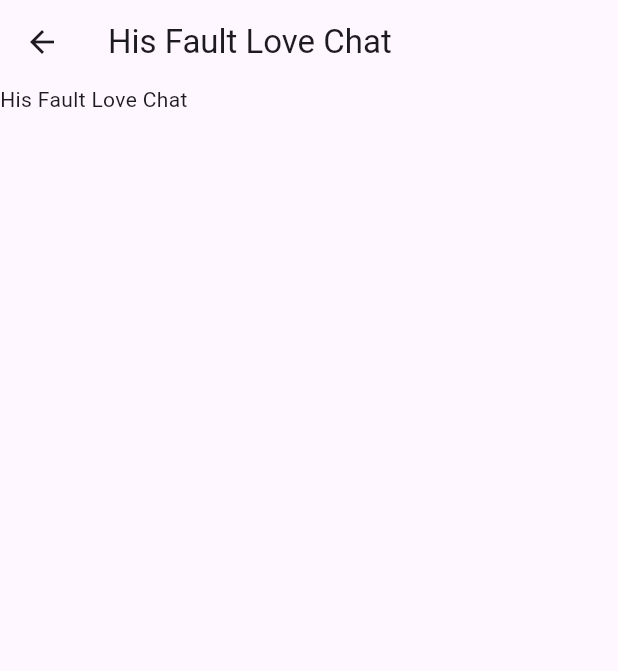
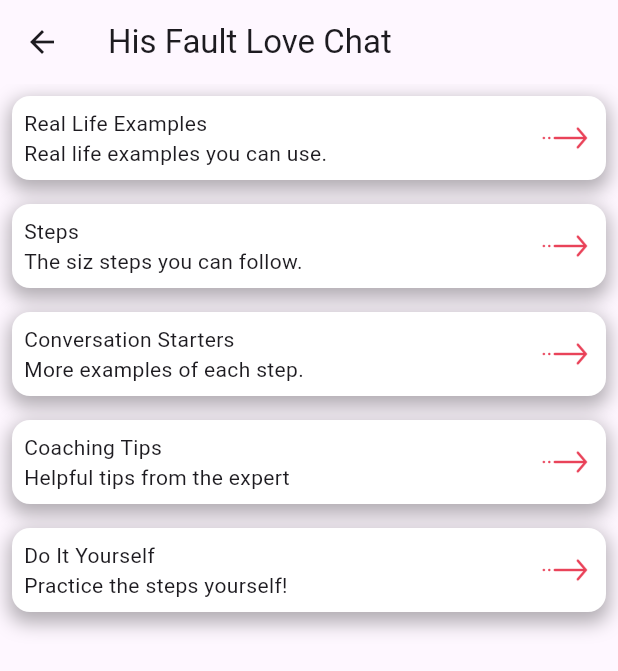
Before and after one commit to manikantanandam/relationship_coach_flutter, a Flutter app: the screen it shows after launch, after a tap on "His Fault Love Chat", on a phone screen of 412 x 824 dp. Shown: the top 671 px of the screen. Run offline on Flutter 3.47's test engine with Material 3 defaults, Android fonts, the phone set to English and light mode, and no system bars; our stand-ins replace share_plus, video_player.

Commit message:
chat options are added

```diff
--- a/lib/components/rc_card.dart
+++ b/lib/components/rc_card.dart
@@ -10,6 +10,7 @@ class RCCard extends StatelessWidget {
     return Container(
       margin: EdgeInsets.all(8),
       padding: EdgeInsets.all(8),
+      width: double.infinity,
       decoration: BoxDecoration(
         color: Colors.white, // Container background color
         borderRadius: BorderRadius.circular(
--- /dev/null
+++ b/lib/enum/chat_option.dart
@@ -0,0 +1,39 @@
+enum ChatOptionType {
+  realLifeExamples,
+  steps,
+  conversationStarters,
+  coachingTips,
+  doItYourself,
+}
+
+extension ChatOptionTypeExtention on ChatOptionType {
+  String get title {
+    switch (this) {
+      case ChatOptionType.realLifeExamples:
+        return 'Real Life Examples';
+      case ChatOptionType.steps:
+        return 'Steps';
+      case ChatOptionType.conversationStarters:
+        return 'Conversation Starters';
+      case ChatOptionType.coachingTips:
+        return 'Coaching Tips';
+      case ChatOptionType.doItYourself:
+        return 'Do It Yourself';
+    }
+  }
+
+  String get subTitle {
+    switch (this) {
+      case ChatOptionType.realLifeExamples:
+        return 'Real life examples you can use.';
+      case ChatOptionType.steps:
+        return 'The siz steps you can follow.';
+      case ChatOptionType.conversationStarters:
+        return 'More examples of each step.';
+      case ChatOptionType.coachingTips:
+        return 'Helpful tips from the expert';
+      case ChatOptionType.doItYourself:
+        return 'Practice the steps yourself!';
+    }
+  }
+}
--- a/lib/main.dart
+++ b/lib/main.dart
@@ -16,7 +16,7 @@ void main() {
               ],
             ),
           ),
-          body: const TabBarView(children: [HomeScreen(), SettingsScreen()]),
+          body: TabBarView(children: [const HomeScreen(), SettingsScreen()]),
         ),
       ),
     ),
--- a/lib/screens/chat_options_screen.dart
+++ b/lib/screens/chat_options_screen.dart
@@ -1,15 +1,46 @@
 import 'package:flutter/material.dart';
+import 'package:relationship_coach_flutter/components/rc_card.dart';
+import 'package:relationship_coach_flutter/components/rc_icon_widget.dart';
+import 'package:relationship_coach_flutter/enum/chat_option.dart';
 import 'package:relationship_coach_flutter/enum/chat_type.dart';
 
 class ChatOptionScreen extends StatelessWidget {
-  const ChatOptionScreen({super.key, required this.option});
+  ChatOptionScreen({super.key, required this.option});
 
   final ChatType option;
+  final List<ChatOptionType> options = [
+    .realLifeExamples,
+    .steps,
+    .conversationStarters,
+    .coachingTips,
+    .doItYourself,
+  ];
   @override
   Widget build(BuildContext context) {
     return Scaffold(
       appBar: AppBar(title: Text(option.title)),
-      body: Text(option.title),
+      body: ListView.builder(
+        itemCount: options.length,
+        itemBuilder: (context, index) {
+          return RCCard(
+            cardWidget: Row(
+              children: [
+                Expanded(
+                  child: Column(
+                    crossAxisAlignment: .start,
+                    children: [
+                      Text(options[index].title),
+                      Text(options[index].subTitle),
+                    ],
+                  ),
+                ),
+                // RCIconWidget(iconImage: Icon(Icons.lock)),
+                Image.asset(height: 40, 'lib/assets/ic_arrow_female.png'),
+              ],
+            ),
+          );
+        },
+      ),
     );
   }
 }
```
Also changed, not shown: lib/screens/settings_screen.dart (+62 -2 lines).
